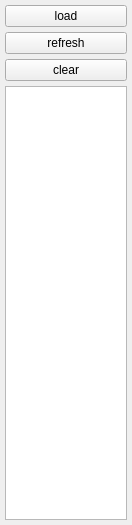
This is src/qwidget/workspace/tool_bar/tool_bar.ui in creeper5820/pcs as Qt 5 draws it before an edit. The edited form follows.
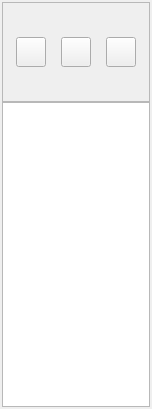
This is the edited form.

The edit to the form file:
```diff
--- a/src/qwidget/workspace/tool_bar/tool_bar.ui
+++ b/src/qwidget/workspace/tool_bar/tool_bar.ui
@@ -12,8 +12,8 @@
    <rect>
     <x>0</x>
     <y>0</y>
-    <width>132</width>
-    <height>525</height>
+    <width>152</width>
+    <height>409</height>
    </rect>
   </property>
   <property name="maximumSize">
@@ -34,55 +34,123 @@
   <property name="locale">
    <locale language="Chinese" country="China"/>
   </property>
-  <layout class="QVBoxLayout" name="verticalLayout">
+  <layout class="QVBoxLayout" name="verticalLayout_3" stretch="0,1">
    <property name="spacing">
-    <number>5</number>
+    <number>0</number>
    </property>
    <property name="sizeConstraint">
     <enum>QLayout::SetDefaultConstraint</enum>
    </property>
    <property name="leftMargin">
-    <number>5</number>
+    <number>2</number>
    </property>
    <property name="topMargin">
-    <number>5</number>
+    <number>2</number>
    </property>
    <property name="rightMargin">
-    <number>5</number>
+    <number>2</number>
    </property>
    <property name="bottomMargin">
-    <number>5</number>
+    <number>2</number>
    </property>
    <item>
-    <widget class="QPushButton" name="button_load">
-     <property name="layoutDirection">
-      <enum>Qt::LeftToRight</enum>
+    <widget class="QFrame" name="frame">
+     <property name="minimumSize">
+      <size>
+       <width>0</width>
+       <height>100</height>
+      </size>
      </property>
-     <property name="autoFillBackground">
-      <bool>false</bool>
+     <property name="maximumSize">
+      <size>
+       <width>16777215</width>
+       <height>100</height>
+      </size>
      </property>
-     <property name="text">
-      <string>load</string>
+     <property name="frameShape">
+      <enum>QFrame::StyledPanel</enum>
      </property>
-    </widget>
-   </item>
-   <item>
-    <widget class="QPushButton" name="button_refresh">
-     <property name="text">
-      <string>refresh</string>
+     <property name="frameShadow">
+      <enum>QFrame::Raised</enum>
      </property>
+     <layout class="QVBoxLayout" name="verticalLayout_4">
+      <property name="spacing">
+       <number>2</number>
+      </property>
+      <property name="leftMargin">
+       <number>0</number>
+      </property>
+      <property name="topMargin">
+       <number>0</number>
+      </property>
+      <property name="rightMargin">
+       <number>0</number>
+      </property>
+      <property name="bottomMargin">
+       <number>0</number>
+      </property>
+      <item>
+       <layout class="QHBoxLayout" name="horizontalLayout">
+        <item>
+         <widget class="QPushButton" name="button_load">
+          <property name="maximumSize">
+           <size>
+            <width>30</width>
+            <height>30</height>
+           </size>
+          </property>
+          <property name="layoutDirection">
+           <enum>Qt::LeftToRight</enum>
+          </property>
+          <property name="autoFillBackground">
+           <bool>false</bool>
+          </property>
+          <property name="text">
+           <string/>
+          </property>
+         </widget>
+        </item>
+        <item>
+         <widget class="QPushButton" name="button_clear">
+          <property name="maximumSize">
+           <size>
+            <width>30</width>
+            <height>30</height>
+           </size>
+          </property>
+          <property name="text">
+           <string/>
+          </property>
+         </widget>
+        </item>
+        <item>
+         <widget class="QPushButton" name="button_refresh">
+          <property name="maximumSize">
+           <size>
+            <width>30</width>
+            <height>30</height>
+           </size>
+          </property>
+          <property name="text">
+           <string/>
+          </property>
+         </widget>
+        </item>
+       </layout>
+      </item>
+     </layout>
     </widget>
    </item>
    <item>
-    <widget class="QPushButton" name="button_clear">
-     <property name="text">
-      <string>clear</string>
+    <widget class="QListWidget" name="list_cloud">
+     <property name="maximumSize">
+      <size>
+       <width>16777215</width>
+       <height>16777215</height>
+      </size>
      </property>
     </widget>
    </item>
-   <item>
-    <widget class="QListWidget" name="list_cloud"/>
-   </item>
   </layout>
  </widget>
  <resources/>
```
